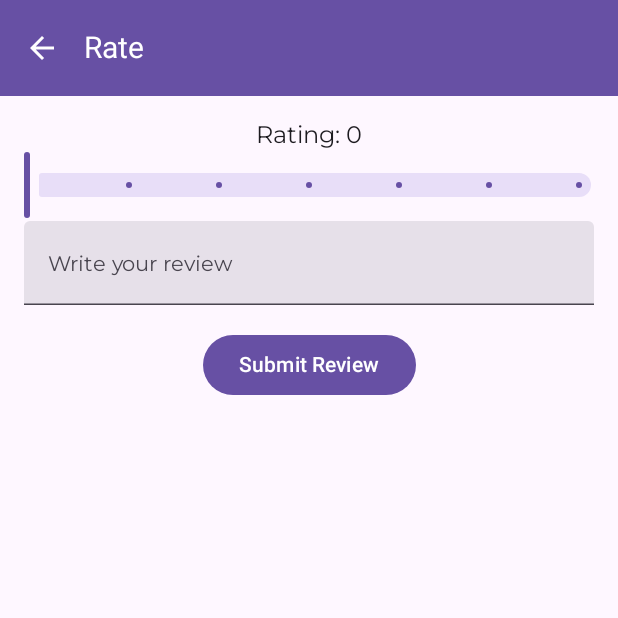
After one commit to lakxhana/GoNative, an Android app built with Jetpack Compose: the composable AddReview called with empty values, on a phone screen of 412 x 824 dp, the top half of it. The commit adds this screen. Run offline under Robolectric (Android 15) with nearby library versions, the phone set to English and light mode, and no system bars.

Commit message:
review changes

```diff
--- /dev/null
+++ b/app/src/main/java/com/example/gonative/AddReview.kt
@@ -0,0 +1,116 @@
+package com.example.gonative
+
+import android.util.Log
+import android.widget.Toast
+import androidx.compose.foundation.layout.*
+import androidx.compose.material.icons.Icons
+import androidx.compose.material.icons.filled.*
+import androidx.compose.material3.*
+import androidx.compose.runtime.*
+import androidx.compose.ui.Alignment
+import androidx.compose.ui.Modifier
+import androidx.compose.ui.graphics.Color
+import androidx.compose.ui.platform.LocalContext
+import androidx.compose.ui.tooling.preview.Preview
+import androidx.compose.ui.unit.dp
+import androidx.compose.ui.unit.sp
+import androidx.lifecycle.viewmodel.compose.viewModel
+import androidx.navigation.NavController
+import androidx.navigation.compose.rememberNavController
+import java.text.SimpleDateFormat
+import java.util.Date
+import java.util.Locale
+
+@OptIn(ExperimentalMaterial3Api::class)
+@Composable
+fun AddReview(navController: NavController, placeName: String) {
+    var rating by remember { mutableStateOf(0f) }
+    var reviewText by remember { mutableStateOf("") }
+    val currentDate = remember { SimpleDateFormat("yyyy-MM-dd", Locale.getDefault()).format(Date()) }
+
+    val authViewModel: AuthViewModel = viewModel()
+    val context = LocalContext.current // Get context for Toast
+
+    Scaffold(
+        topBar = {
+            TopAppBar(
+                title = {
+                    Text(
+                        text = "Rate $placeName",
+                        fontSize = 20.sp,
+                        color = MaterialTheme.colorScheme.onPrimary
+                    )
+                },
+                navigationIcon = {
+                    IconButton(onClick = { navController.popBackStack() }) {
+                        Icon(
+                            imageVector = Icons.Filled.ArrowBack,
+                            contentDescription = "Back Button",
+                            tint = Color.White
+                        )
+                    }
+                },
+                colors = TopAppBarDefaults.mediumTopAppBarColors(
+                    containerColor = MaterialTheme.colorScheme.primary
+                )
+            )
+        }
+    ) { innerPadding ->
+        Box(
+            modifier = Modifier
+                .fillMaxSize()
+                .padding(innerPadding)
+        ) {
+            Column(
+                modifier = Modifier
+                    .fillMaxSize()
+                    .padding(16.dp),
+                verticalArrangement = Arrangement.Top,
+                horizontalAlignment = Alignment.CenterHorizontally
+            ) {
+                Text(text = "Rating: ${rating.toInt()}", fontSize = 16.sp)
+                Slider(
+                    value = rating,
+                    onValueChange = { rating = it },
+                    valueRange = 0f..5f,
+                    steps = 5,
+                    modifier = Modifier.fillMaxWidth()
+                )
+
+                TextField(
+                    value = reviewText,
+                    onValueChange = { reviewText = it },
+                    label = { Text("Write your review") },
+                    modifier = Modifier.fillMaxWidth()
+                )
+
+                Button(
+                    onClick = {
+                        val user = authViewModel.getCurrentUser()
+                        if (user != null) {
+                            Log.d("Auth", "User ID: ${user.uid}")
+                            authViewModel.saveReviewToFirebase(user.uid, placeName, rating, reviewText, currentDate)
+
+                            Toast.makeText(context, "Review submitted successfully!", Toast.LENGTH_SHORT).show()
+                            navController.popBackStack()
+                        } else {
+                            Log.e("Auth", "User is not authenticated")
+                        }
+                    },
+                    modifier = Modifier.padding(top = 16.dp)
+                ) {
+                    Text("Submit Review")
+                }
+
+            }
+        }
+    }
+}
+
+@Preview(showBackground = true)
+@Composable
+fun PreviewAddReview() {
+    val mockNavController = rememberNavController()
+    val mockPlaceName = "KLCC"
+    AddReview(navController = mockNavController, placeName = mockPlaceName)
+}
--- a/app/src/main/java/com/example/gonative/MainActivity.kt
+++ b/app/src/main/java/com/example/gonative/MainActivity.kt
@@ -37,6 +37,7 @@ import androidx.navigation.compose.rememberNavController
 import com.example.gonative.eventdetailspage.carbootDetails
 import com.example.gonative.eventdetailspage.halloweenDetails
 import com.example.gonative.eventdetailspage.midvalleyDetails
+import com.example.gonative.AddReview
 import com.example.gonative.ui.theme.AppTheme
 
 class MainActivity : ComponentActivity() {
@@ -82,6 +83,10 @@ class MainActivity : ComponentActivity() {
                         }
                         composable("review") {
                             ReviewRatings(navController)
+                        }
+                        composable("addReview/{placeName}") { backStackEntry ->
+                            val placeName = backStackEntry.arguments?.getString("placeName") ?: "Unknown Place"
+                            AddReview(navController = navController, placeName = placeName)
                         }
                         composable("viewReviewRatings/{placeName}") { backStackEntry ->
                             val placeName = backStackEntry.arguments?.getString("placeName") ?: "Unknown Place"
--- a/app/src/main/java/com/example/gonative/ReviewRatings.kt
+++ b/app/src/main/java/com/example/gonative/ReviewRatings.kt
@@ -37,7 +37,6 @@ fun ReviewRatings(navController: NavController) {
         places
     } else {
         places.filter {
-            // Use stringResource to get the name of the place and compare it to the search query
             stringResource(it.first).contains(searchQuery.value, ignoreCase = true)
         }
     }
```
Also changed, not shown: app/src/main/java/com/example/gonative/AuthViewModel.kt (+61 -0 lines).
